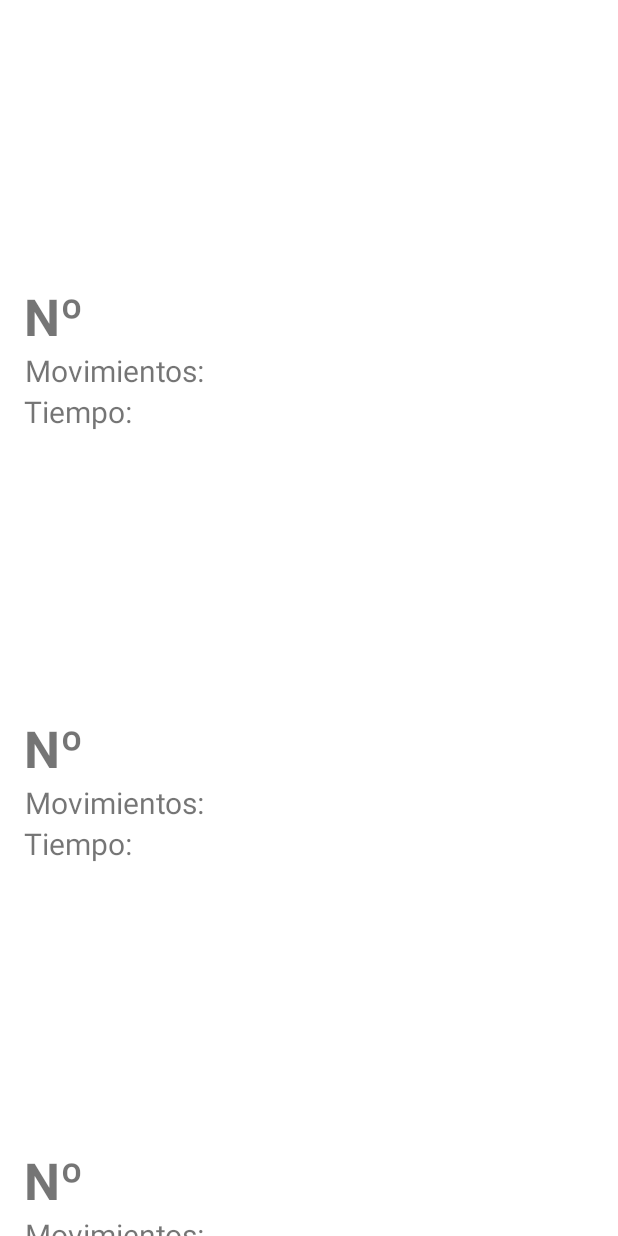
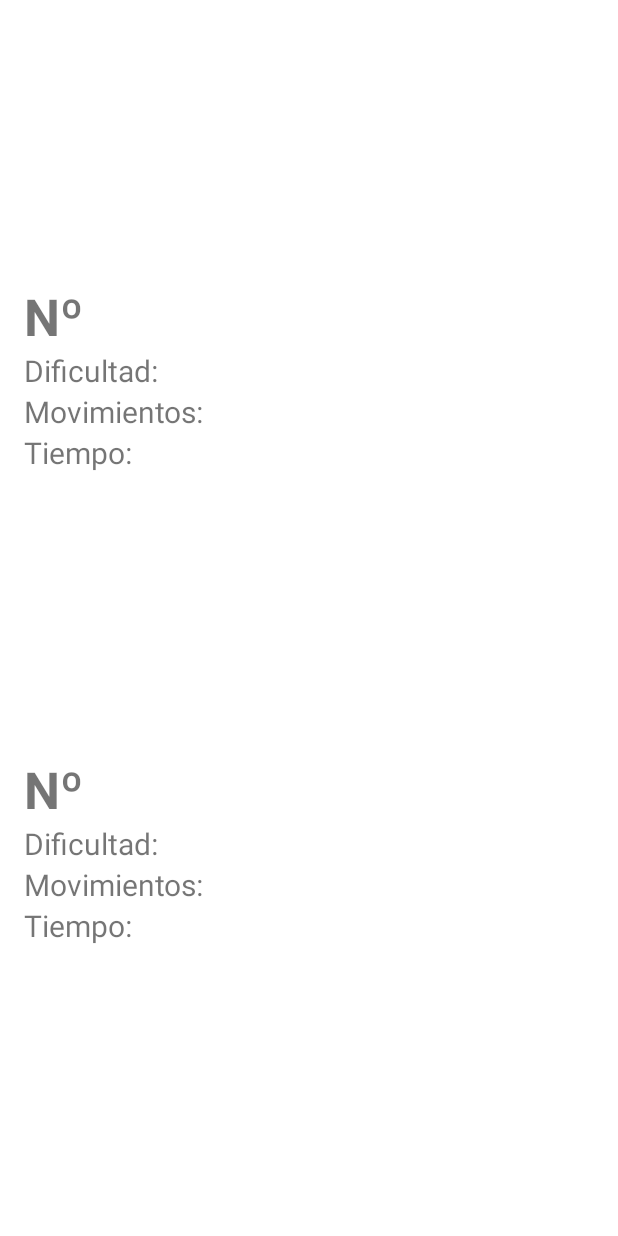
Before and after one commit to TortosaCristina/PuzzleGame, an Android app: the layout fragment_score_list.xml on its own in the app's theme, with its tools: preview values and no code run, on a phone screen of 412 x 824 dp. Run offline under Robolectric (Android 15) with nearby library versions, the phone set to English and light mode, and no system bars.

Commit message:
Añadida la dificultad a la base de datos

```diff
--- a/app/src/main/java/com/mcrt/puzzlegame/AppDatabase.kt
+++ b/app/src/main/java/com/mcrt/puzzlegame/AppDatabase.kt
@@ -8,7 +8,7 @@ import androidx.sqlite.db.SupportSQLiteDatabase
 import com.mcrt.puzzlegame.score.Score
 import com.mcrt.puzzlegame.score.ScoreDao
 
-@Database(entities = [Score::class], version = 1, exportSchema = true)
+@Database(entities = [Score::class], version = 2, exportSchema = true)
 abstract class AppDatabase : RoomDatabase() {
     abstract fun scoreDao(): ScoreDao
     companion object {
--- a/app/src/main/java/com/mcrt/puzzlegame/game/GameFragment.kt
+++ b/app/src/main/java/com/mcrt/puzzlegame/game/GameFragment.kt
@@ -130,7 +130,7 @@ class GameFragment : Fragment() {
                 val dificultad = arguments?.getString(ARG_DIFICULTAD)
                 val database = context?.let { AppDatabase.getInstance(it) }
                 //var scoreDao: ScoreDao
-                var score = Score(imageView.drawable.toBitmap(), movimientos, tiempoFormateado)
+                var score = Score(imageView.drawable.toBitmap(), movimientos, tiempoFormateado, dificultad!!)
                 score.id = database?.scoreDao()?.insert(score)
                 this.scoresViewModel.save(score)
                 mostrarAlertaPuzzleResuelto(tiempoTranscurrido, movimientos)
--- a/app/src/main/java/com/mcrt/puzzlegame/score/Score.kt
+++ b/app/src/main/java/com/mcrt/puzzlegame/score/Score.kt
@@ -33,6 +33,7 @@ data class Score(
     var imagen: Bitmap ?= null,
     var movimientos: Int ?= -1,
     var tiempo: String = "",
+    var dificultad: String = "",
     @PrimaryKey(autoGenerate = true)
     var id: Long ?= null,
 )
--- a/app/src/main/java/com/mcrt/puzzlegame/score/ScoreRecyclerViewAdapter.kt
+++ b/app/src/main/java/com/mcrt/puzzlegame/score/ScoreRecyclerViewAdapter.kt
@@ -25,12 +25,14 @@ class ScoreRecyclerViewAdapter (
         holder.movimientos.text = item.movimientos.toString()
         holder.tiempo.text = item.tiempo
         holder.imagenPuzzle.setImageBitmap(item.imagen)
+        holder.dificultad.text = item.dificultad
     }
     inner class ViewHolder(binding: FragmentScoreItemBinding) : RecyclerView.ViewHolder(binding.root) {
         val idScore: TextView = binding.idPartida
         val movimientos: TextView = binding.numMovimientos
         val tiempo: TextView = binding.cantTiempo
         val imagenPuzzle: ImageView = binding.puzzleImageView
+        val dificultad: TextView = binding.dificultad
     }
     public fun setValues(v: MutableList<Score>) {
         this.values = v
--- a/app/src/main/res/layout/fragment_score_item.xml
+++ b/app/src/main/res/layout/fragment_score_item.xml
@@ -44,11 +44,34 @@
             android:orientation="horizontal">
 
             <TextView
+                android:id="@+id/textView3"
+                android:layout_width="102dp"
+                android:layout_height="wrap_content"
+                android:layout_weight="1"
+                android:text="Dificultad:"
+                android:textAlignment="viewStart"
+                android:textSize="20sp" />
+
+            <TextView
+                android:id="@+id/dificultad"
+                android:layout_width="102dp"
+                android:layout_height="wrap_content"
+                android:layout_weight="1"
+                android:textAlignment="viewStart"
+                android:textSize="20sp" />
+        </LinearLayout>
+
+        <LinearLayout
+            android:layout_width="match_parent"
+            android:layout_height="wrap_content"
+            android:orientation="horizontal">
+
+            <TextView
                 android:id="@+id/textView4"
-                android:layout_width="wrap_content"
-                android:layout_height="wrap_content"
+                android:layout_width="135dp"
+                android:layout_height="match_parent"
                 android:text="Movimientos:"
-                android:textAlignment="viewEnd"
+                android:textAlignment="viewStart"
                 android:textSize="20sp" />
 
             <TextView
```
